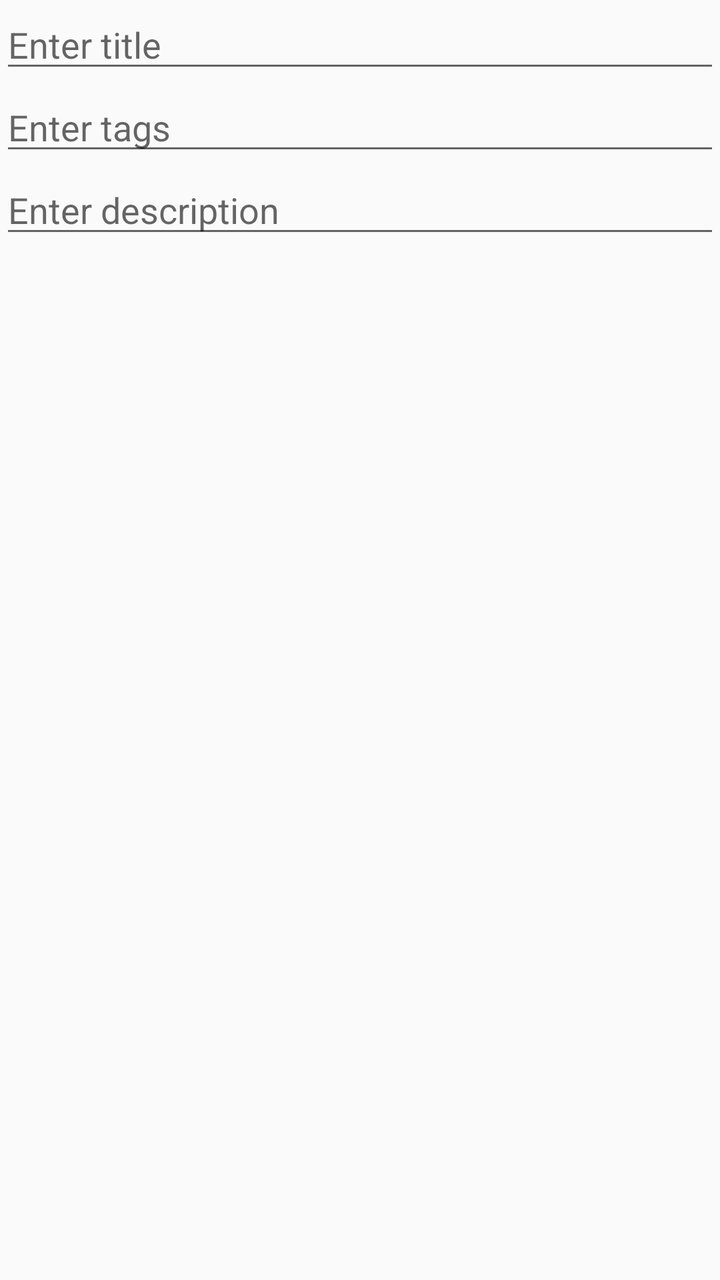
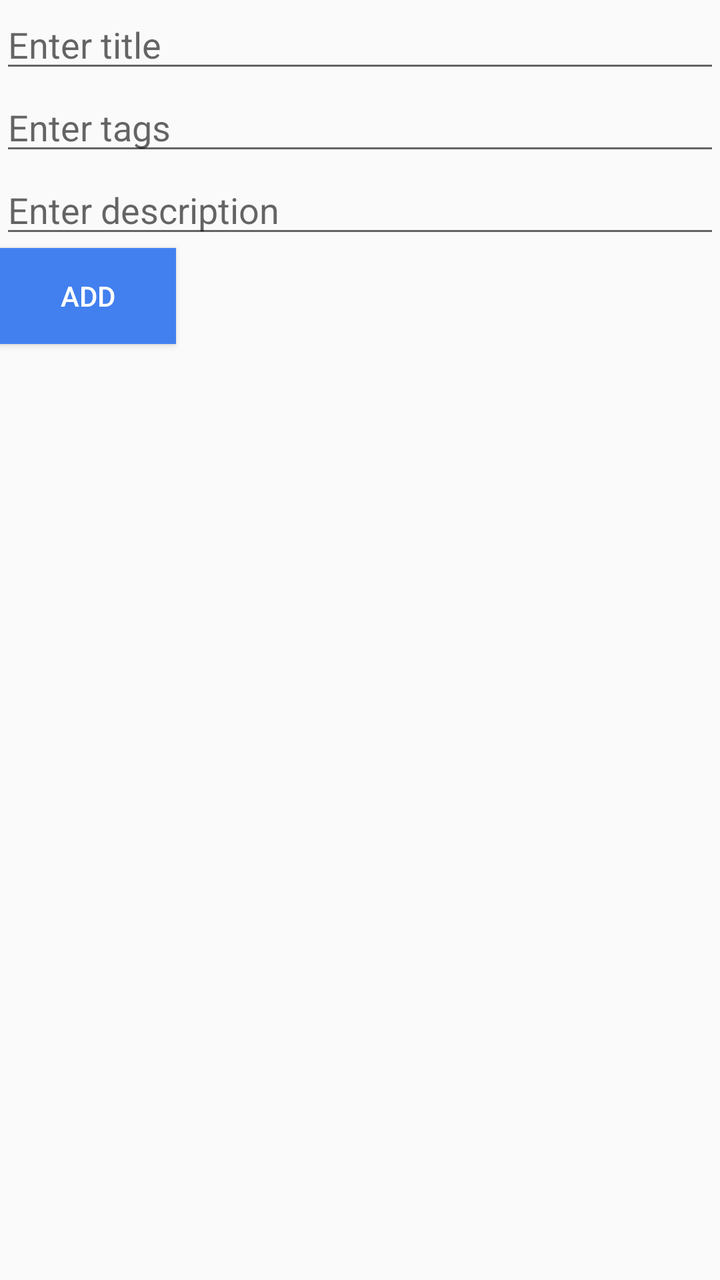

Two renders of the same Android screen: before a commit and after it. Below are the layout's source before the change and the commit's diff.
<!-- AndroidManifest.xml: application theme Theme.ToDoList -->
<!-- res/layout/fragment_add_task.xml -->
<?xml version="1.0" encoding="utf-8"?>
<LinearLayout
    xmlns:android="http://schemas.android.com/apk/res/android"
    android:orientation="vertical"
    android:layout_width="match_parent"
    android:layout_height="match_parent">
    <EditText
        android:layout_width="match_parent"
        android:layout_height="wrap_content"
        android:hint="@string/enter_title"
        android:id="@+id/titleEdit"
        android:inputType="text"
        android:autofillHints="none"/>
    <EditText
        android:layout_width="match_parent"
        android:layout_height="wrap_content"
        android:hint="@string/enter_tags"
        android:id="@+id/tagEdit"
        android:inputType="text"
        android:autofillHints="none"/>
    <EditText
        android:layout_width="match_parent"
        android:layout_height="wrap_content"
        android:id="@+id/descriptionEdit"
        android:hint="@string/enter_description"
        android:inputType="text"
        android:autofillHints="none"/>
</LinearLayout>
<!-- resources referenced by this layout -->
<resources>
  <string name="enter_description">Enter description</string>
  <string name="enter_tags">Enter tags</string>
  <string name="enter_title">Enter title</string>
  <style name="Theme.ToDoList" parent="Theme.AppCompat.Light.NoActionBar">
          <item name="colorPrimary">@color/purple_500</item>
          <item name="colorPrimaryDark">@color/purple_700</item>
          <item name="colorAccent">@color/teal_200</item>
      </style>
  <color name="purple_500">#FF6200EE</color>
  <color name="purple_700">#FF3700B3</color>
  <color name="teal_200">#FF03DAC5</color>
</resources>

<!-- the commit's change to res/layout/fragment_add_task.xml (unified diff, before → after) -->
@@ -25,4 +25,11 @@
         android:hint="@string/enter_description"
         android:inputType="text"
         android:autofillHints="none"/>
+    <Button
+        android:layout_width="wrap_content"
+        android:layout_height="wrap_content"
+        android:text="@string/add"
+        android:id="@+id/addBtn"
+        android:background="#4280EF"
+        android:textColor="@color/white"/>
 </LinearLayout>
<!-- resource entries referenced after the edit -->
@@ -1,5 +1,7 @@
 <!-- resources referenced by this layout -->
 <resources>
+  <color name="white">#FFFFFFFF</color>
+  <string name="add">Add</string>
   <string name="enter_description">Enter description</string>
   <string name="enter_tags">Enter tags</string>
   <string name="enter_title">Enter title</string>
